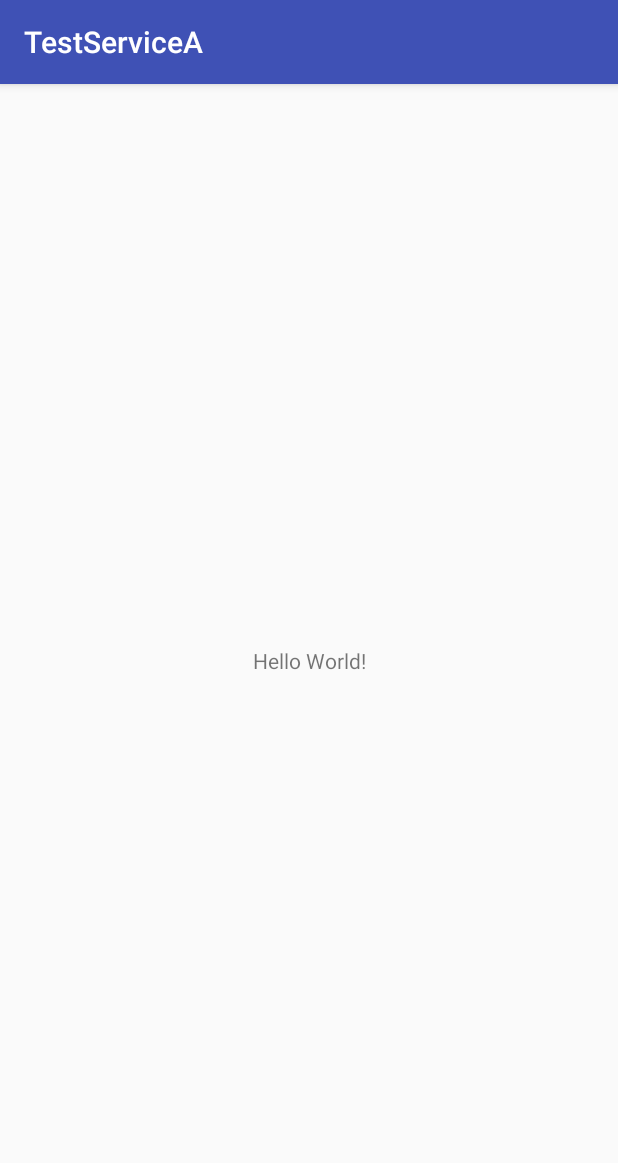
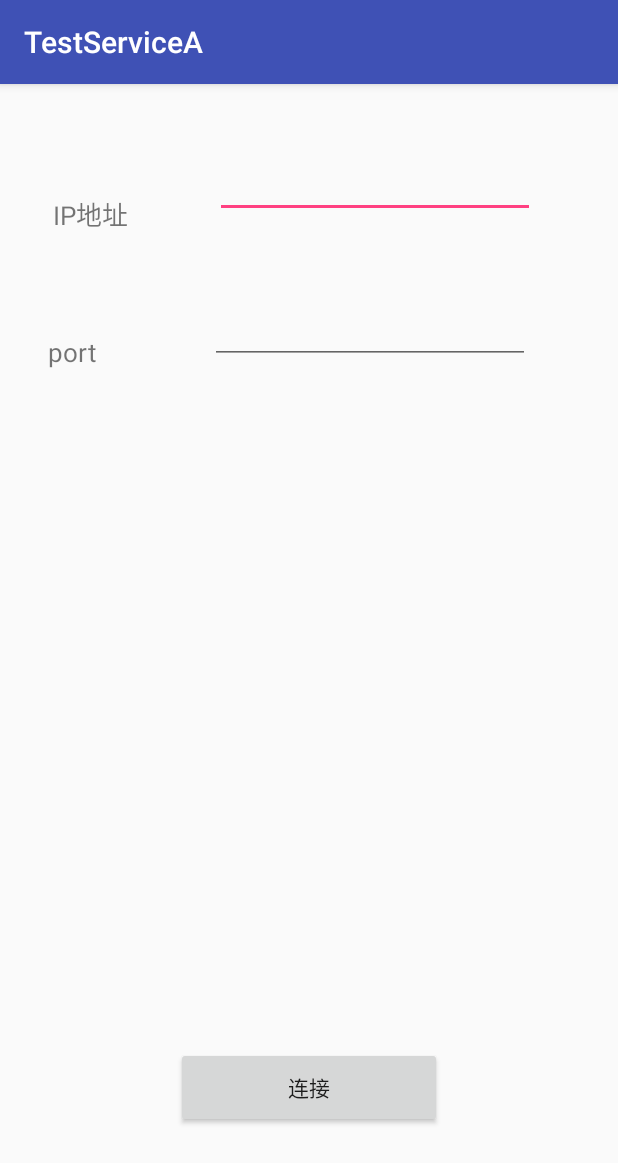
Before and after one commit to Aucean/TestService, an Android app: the screen it shows after launch (MainActivity), on a phone screen of 412 x 824 dp. Shown: the top 1163 px of the screen. Run offline under Robolectric (Android 15) with nearby library versions, the phone set to English and light mode, and no system bars; our stand-ins replace data binding.

Commit message:
增加tcp测试

```diff
--- a/app/src/main/java/com/example/aucean/testservicea/ActivityTest.kt
+++ b/app/src/main/java/com/example/aucean/testservicea/ActivityTest.kt
@@ -2,6 +2,7 @@ package com.example.aucean.testservicea
 
 import android.support.v7.app.AppCompatActivity
 import android.os.Bundle
+import android.view.View
 
 class ActivityTest : AppCompatActivity() {
 
@@ -9,4 +10,8 @@ class ActivityTest : AppCompatActivity() {
         super.onCreate(savedInstanceState)
         setContentView(R.layout.activity_test)
     }
+
+    fun onSend(v: View) {
+
+    }
 }
--- a/app/src/main/java/com/example/aucean/testservicea/MainActivity.kt
+++ b/app/src/main/java/com/example/aucean/testservicea/MainActivity.kt
@@ -1,12 +1,25 @@
 package com.example.aucean.testservicea
 
+import android.content.Intent
+import android.databinding.DataBindingUtil
 import android.support.v7.app.AppCompatActivity
 import android.os.Bundle
+import android.view.View
+import com.example.aucean.testservicea.databinding.ActivityMainBinding
 
 class MainActivity : AppCompatActivity() {
 
+    lateinit var mBinding : ActivityMainBinding
+
     override fun onCreate(savedInstanceState: Bundle?) {
         super.onCreate(savedInstanceState)
-        setContentView(R.layout.activity_main)
+        mBinding = DataBindingUtil.setContentView(this, R.layout.activity_main)
+    }
+
+    fun onConnect(v: View) {
+        val intent = Intent(this, ActivityTest::class.java)
+        intent.putExtra("ip", mBinding.ipAddress)
+        intent.putExtra("port", mBinding.port)
+        startActivity(intent)
     }
 }
--- a/app/src/main/res/layout/activity_main.xml
+++ b/app/src/main/res/layout/activity_main.xml
@@ -1,18 +1,79 @@
 <?xml version="1.0" encoding="utf-8"?>
+<layout xmlns:tools="http://schemas.android.com/tools"
+    xmlns:app="http://schemas.android.com/apk/res-auto">
+    <data>
+        <variable
+            name="ipAddress"
+            type="String"/>
+        <variable
+            name="port"
+            type="String"/>
+    </data>
 <android.support.constraint.ConstraintLayout xmlns:android="http://schemas.android.com/apk/res/android"
-    xmlns:app="http://schemas.android.com/apk/res-auto"
-    xmlns:tools="http://schemas.android.com/tools"
     android:layout_width="match_parent"
     android:layout_height="match_parent"
     tools:context=".MainActivity">
 
     <TextView
+        android:id="@+id/textView"
+        android:layout_width="80dp"
+        android:layout_height="53dp"
+        android:text="IP地址"
+        android:textSize="17dp"
+        app:layout_constraintBottom_toBottomOf="parent"
+        app:layout_constraintHorizontal_bias="0.107"
+        app:layout_constraintLeft_toLeftOf="parent"
+        app:layout_constraintRight_toRightOf="parent"
+        app:layout_constraintTop_toTopOf="parent"
+        app:layout_constraintVertical_bias="0.103" />
+
+    <EditText
+        android:id="@+id/editText"
         android:layout_width="wrap_content"
         android:layout_height="wrap_content"
-        android:text="Hello World!"
-        app:layout_constraintBottom_toBottomOf="parent"
-        app:layout_constraintLeft_toLeftOf="parent"
-        app:layout_constraintRight_toRightOf="parent"
+        android:layout_marginStart="28dp"
+        android:layout_marginTop="44dp"
+        android:ems="10"
+        android:inputType="textPersonName"
+        android:text="@={ipAddress}"
+        app:layout_constraintStart_toEndOf="@+id/textView"
         app:layout_constraintTop_toTopOf="parent" />
 
+    <TextView
+        android:id="@+id/textView2"
+        android:layout_width="80dp"
+        android:layout_height="45dp"
+        android:layout_marginStart="32dp"
+        android:layout_marginTop="40dp"
+        android:text="port"
+        android:textSize="17dp"
+        app:layout_constraintStart_toStartOf="parent"
+        app:layout_constraintTop_toBottomOf="@+id/textView" />
+
+    <EditText
+        android:id="@+id/editText2"
+        android:layout_width="wrap_content"
+        android:layout_height="wrap_content"
+        android:layout_marginStart="28dp"
+        android:layout_marginTop="52dp"
+        android:ems="10"
+        android:inputType="textPersonName"
+        android:text="@={port}"
+        app:layout_constraintStart_toEndOf="@+id/textView2"
+        app:layout_constraintTop_toBottomOf="@+id/editText" />
+
+    <Button
+        android:id="@+id/button"
+        android:layout_width="177dp"
+        android:layout_height="54dp"
+        android:layout_marginBottom="72dp"
+        android:layout_marginEnd="8dp"
+        android:layout_marginStart="8dp"
+        android:text="连接"
+        android:onClick="onConnect"
+        app:layout_constraintBottom_toBottomOf="parent"
+        app:layout_constraintEnd_toEndOf="parent"
+        app:layout_constraintStart_toStartOf="parent" />
+
 </android.support.constraint.ConstraintLayout>
+</layout>
```
Also changed, not shown: app/build.gradle (+8 -2 lines), app/src/main/res/layout/activity_test.xml (+37 -4 lines).
